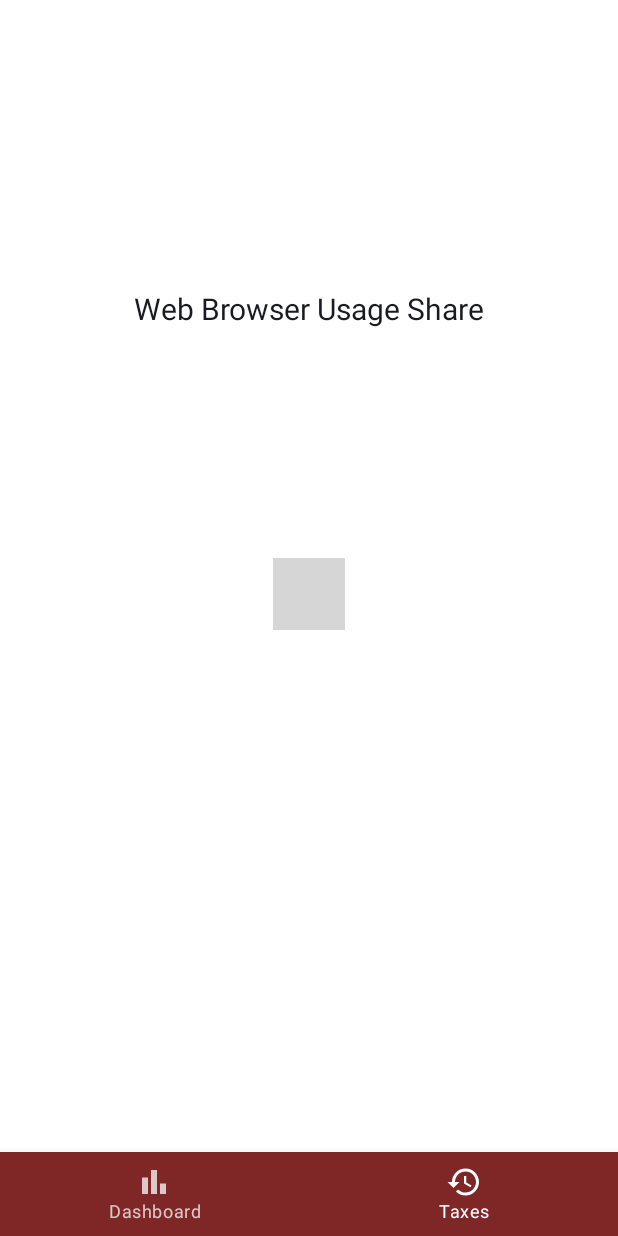
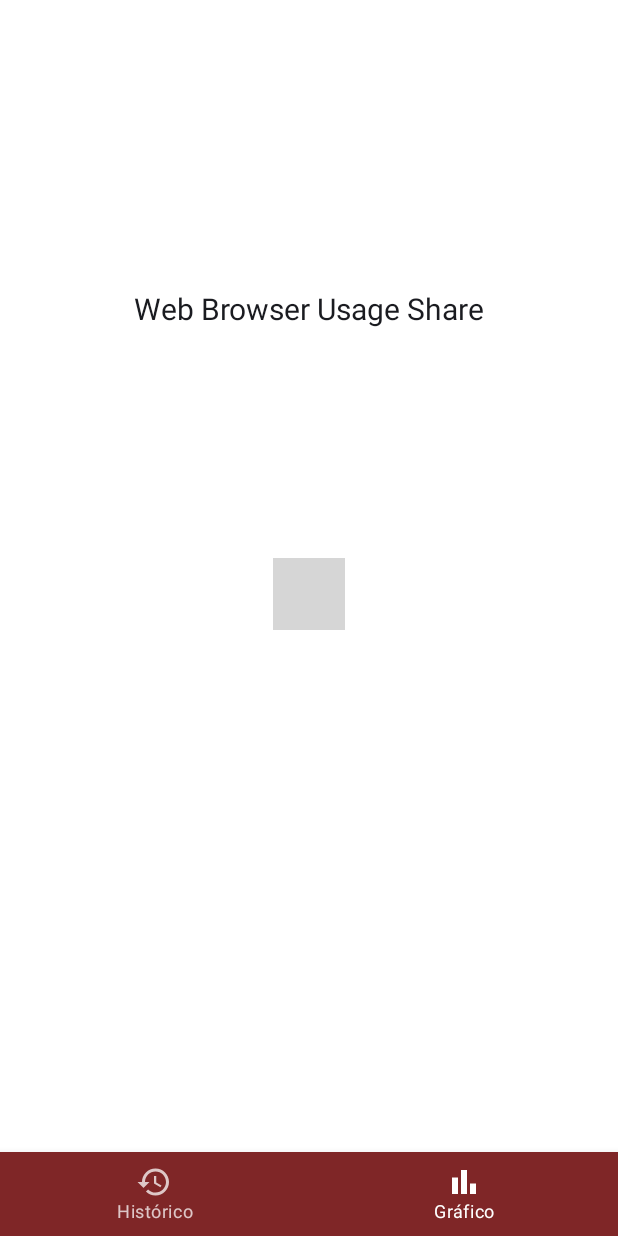
Before and after one commit to gustavodm2/fiscalize-frontend, an Android app built with Jetpack Compose: the HistoryActivity screen opened through its navigation route, item 2 of the bottom bar chosen, on a phone screen of 412 x 824 dp. Run offline under Robolectric (Android 15) with nearby library versions, the light colour scheme and no system bars; our stand-ins replace accompanist; libraries missing offline, so code that uses them is left out: com.github.mikephil.charting; 2 statements that could not run were skipped; grey boxes are pictures that could not be loaded.

Commit message:
fminor fixes

```diff
--- a/app/src/main/java/com/example/fiscalize/activities/HistoryActivity.kt
+++ b/app/src/main/java/com/example/fiscalize/activities/HistoryActivity.kt
@@ -17,6 +17,7 @@ import androidx.compose.runtime.Composable
 import androidx.compose.runtime.LaunchedEffect
 import androidx.compose.ui.Alignment
 import androidx.compose.ui.Modifier
+import androidx.compose.ui.text.font.FontWeight
 import androidx.compose.ui.unit.dp
 import androidx.lifecycle.viewmodel.compose.viewModel
 import androidx.navigation.NavController
@@ -48,9 +49,10 @@ fun HistoryActivity(modifier: Modifier = Modifier, navController: NavHostControl
                 horizontalArrangement = Arrangement.Center,
                 verticalAlignment = Alignment.CenterVertically
             ) {
-                Text(
-                    "Documento",
-                    style = MaterialTheme.typography.h3
+                androidx.compose.material3.Text(
+                    text = "Histórico de documentos",
+                    style = androidx.compose.material3.MaterialTheme.typography.headlineSmall,
+                    fontWeight = FontWeight.Bold,
                 )
             }
         }
--- a/app/src/main/java/com/example/fiscalize/model/documents/SimplesCard.kt
+++ b/app/src/main/java/com/example/fiscalize/model/documents/SimplesCard.kt
@@ -35,7 +35,8 @@ fun SimplesCard(document: SimplesModel, navController: NavController, simplesVie
     ) {
         Row{
             Text(
-                document.calculationPeriod,
+                "${document.calculationPeriod}\n" +
+                        "${document.documentNumber}",
                 modifier = Modifier
                     .padding(8.dp)
             )
--- a/app/src/main/java/com/example/fiscalize/routes/NavGraph.kt
+++ b/app/src/main/java/com/example/fiscalize/routes/NavGraph.kt
@@ -62,8 +62,8 @@ fun BottomTabNavigation(modifier: Modifier = Modifier, mainHost: NavController,
     val navController = rememberNavController()
 
     val tabs = listOf(
-        BottomNavItem("Dashboard", "dashboard", com.example.fiscalize.R.drawable.ic_dashboard),
-        BottomNavItem("Taxes", "taxes", com.example.fiscalize.R.drawable.ic_history)
+        BottomNavItem("Histórico", "dashboard", com.example.fiscalize.R.drawable.ic_history),
+        BottomNavItem("Gráfico", "taxes", com.example.fiscalize.R.drawable.ic_dashboard)
     )
 
     Scaffold(
```
